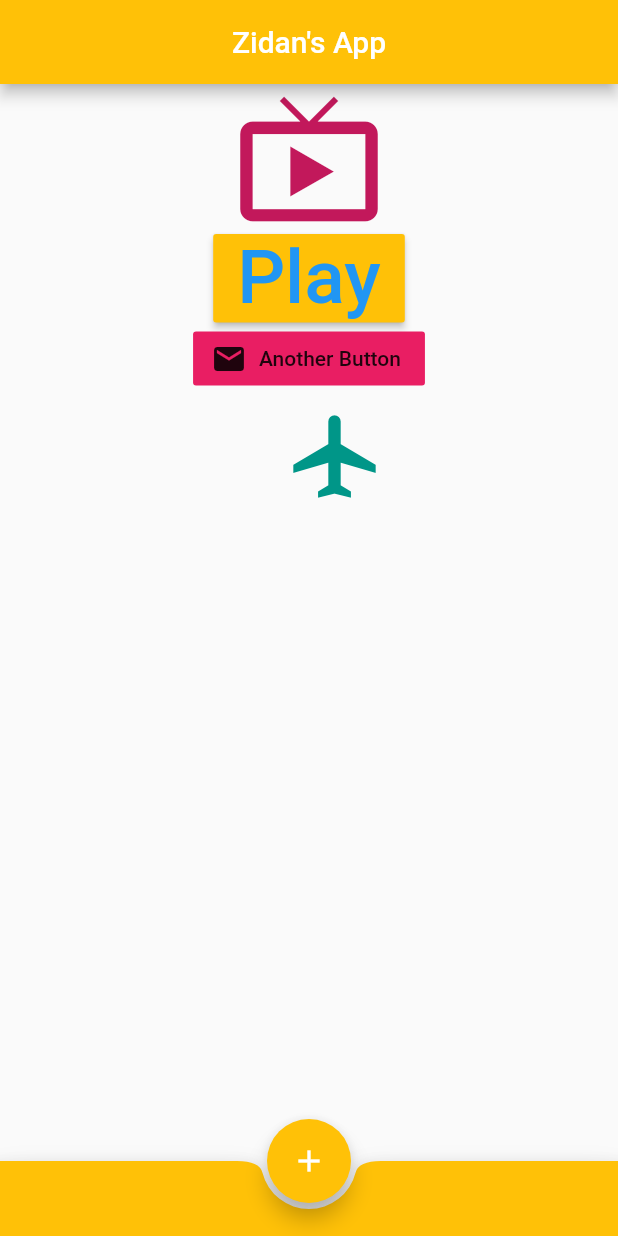
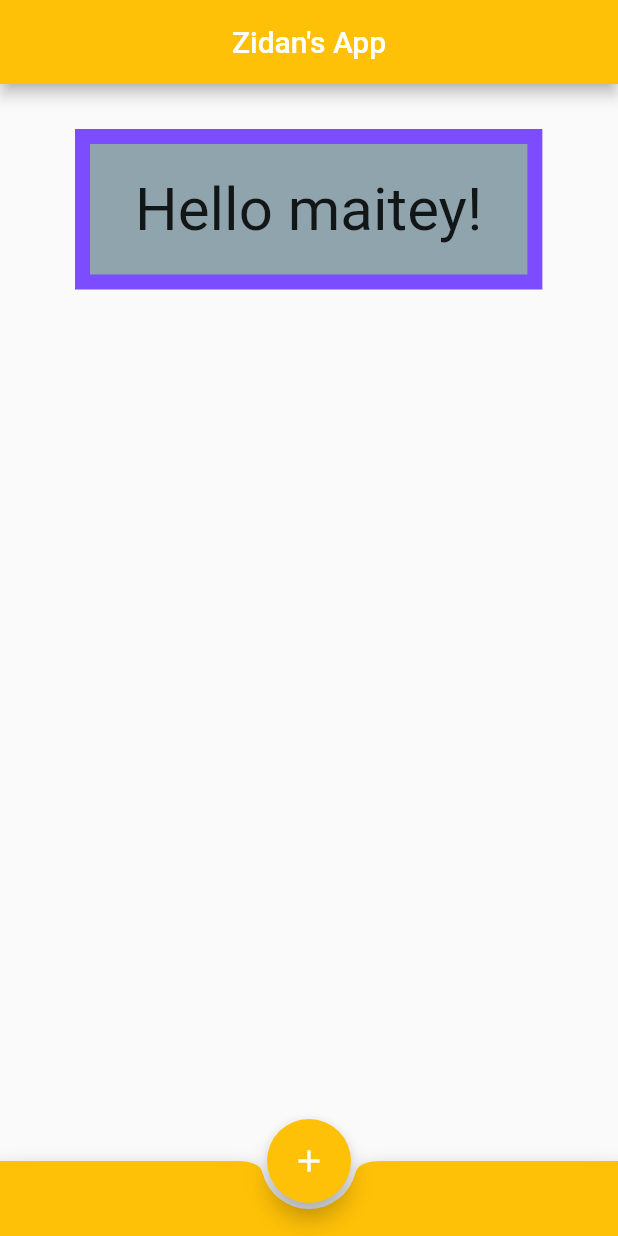
Before and after one commit to musrah13/my_first_flutter_app, a Flutter app: the screen it shows after launch, on a phone screen of 412 x 824 dp. Run offline on Flutter 3.47's test engine with Material 2 defaults, Android fonts, the phone set to English and light mode, and no system bars.

Commit message:
learned container

```diff
--- a/lib/main.dart
+++ b/lib/main.dart
@@ -15,44 +15,18 @@ class Home extends StatelessWidget {
         title: Text("Zidan's App"),
         centerTitle: true,
       ),
-      body: Center(
-        child: Column(
-          children: <Widget>[
-            Icon(
-              Icons.live_tv,
-              size: 100.0,
-              color: Colors.pink[700],
-            ),
-            RaisedButton(
-              onPressed: () { print('Zidan er button e shomossa!');},
-              child: Text(
-                'Play',
-                style: TextStyle(
-                  color: Colors.blue,
-                  fontSize: 50.0,
-                ),
-              ),
-              color: Colors.amber,
-            ),
-            FlatButton.icon(
-              onPressed: () {},
-              label: Text(
-                'Another Button'
-              ),
-              icon: Icon(
-                Icons.mail,
-              ),
-              color: Colors.pink,
-            ),
-            IconButton(
-              onPressed: () {},
-              icon: Icon(
-                Icons.airplanemode_active,
-                size: 66.0,
-                color: Colors.teal,
-              ),
-            ),
-          ]
+      body: Container(
+        margin: EdgeInsets.fromLTRB(50, 30, 0, 0),
+        padding: EdgeInsets.symmetric(vertical: 20, horizontal: 30),
+        decoration: BoxDecoration(
+          border: Border.all(color: Colors.deepPurpleAccent, width: 10),
+          color: Colors.blueGrey[300],
+        ),
+        child: Text(
+          'Hello maitey!',
+          style: TextStyle(
+            fontSize: 40,
+          ),
         ),
       ),
       floatingActionButton: FloatingActionButton(
```
